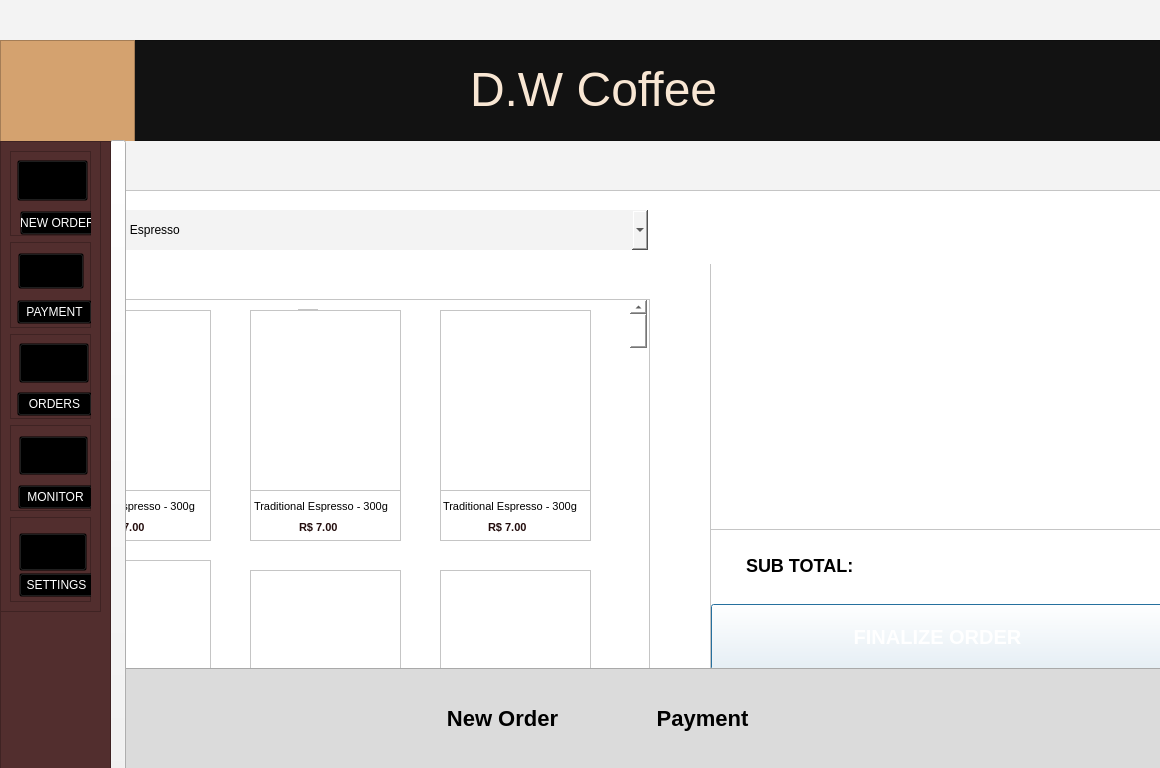
Before: the Qt Designer form pages/order/orderPage.ui in daniwells/DWCoffee-PDV, drawn with Qt 5.
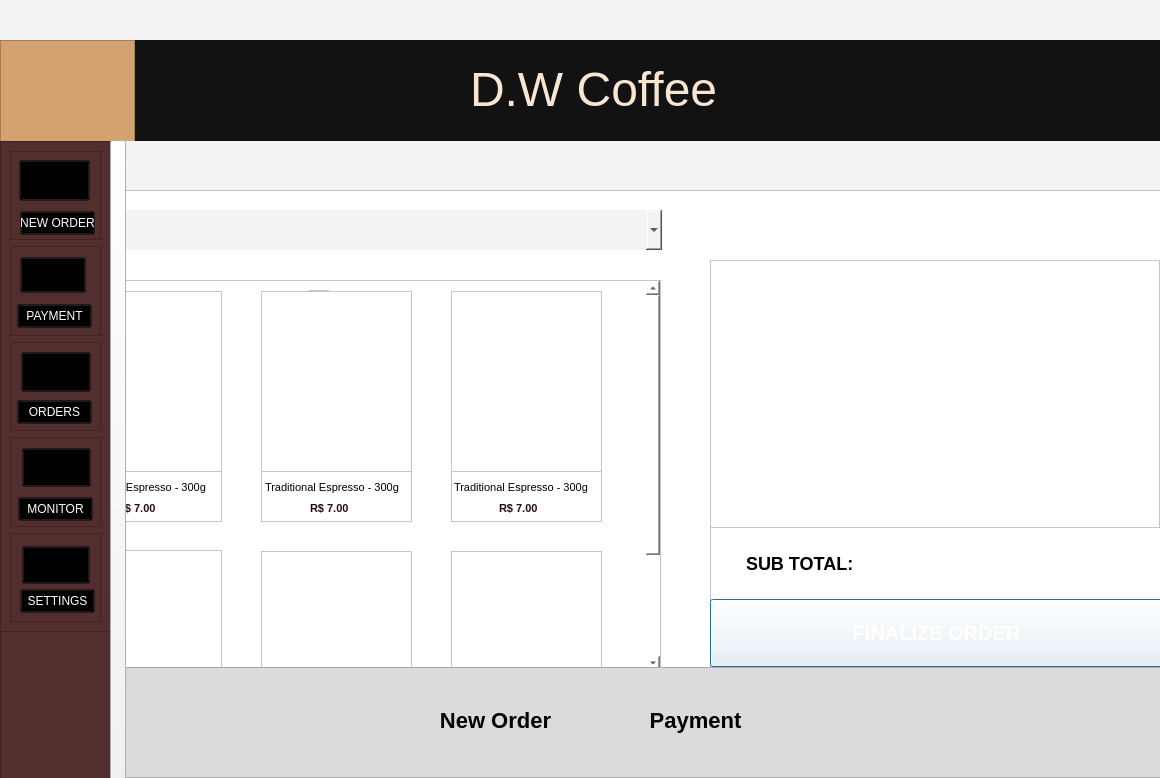
After: the same form once the commit is applied. Icons and pictures are not drawn.

Diff of the .ui file:
```diff
--- a/pages/order/orderPage.ui
+++ b/pages/order/orderPage.ui
@@ -7,7 +7,7 @@
     <x>0</x>
     <y>0</y>
     <width>1160</width>
-    <height>768</height>
+    <height>778</height>
    </rect>
   </property>
   <property name="windowTitle">
@@ -22,7 +22,7 @@
      <x>0</x>
      <y>190</y>
      <width>1161</width>
-     <height>581</height>
+     <height>481</height>
     </rect>
    </property>
    <property name="styleSheet">
@@ -59,9 +59,9 @@
      <property name="geometry">
       <rect>
        <x>0</x>
-       <y>320</y>
+       <y>318</y>
        <width>460</width>
-       <height>150</height>
+       <height>144</height>
       </rect>
      </property>
      <property name="frameShape">
@@ -91,10 +91,10 @@
      <widget class="QPushButton" name="pushButton">
       <property name="geometry">
        <rect>
-        <x>1</x>
-        <y>75</y>
+        <x>0</x>
+        <y>72</y>
         <width>453</width>
-        <height>66</height>
+        <height>68</height>
        </rect>
       </property>
       <property name="cursor">
@@ -137,13 +137,23 @@
       <string>&lt;html&gt;&lt;head/&gt;&lt;body&gt;&lt;p align=&quot;center&quot;&gt;YOUR ORDER&lt;/p&gt;&lt;/body&gt;&lt;/html&gt;</string>
      </property>
     </widget>
+    <widget class="QListWidget" name="listWidget">
+     <property name="geometry">
+      <rect>
+       <x>0</x>
+       <y>51</y>
+       <width>450</width>
+       <height>268</height>
+      </rect>
+     </property>
+    </widget>
    </widget>
    <widget class="QComboBox" name="comboBox">
     <property name="geometry">
      <rect>
       <x>61</x>
       <y>20</y>
-      <width>587</width>
+      <width>601</width>
       <height>40</height>
      </rect>
     </property>
@@ -160,53 +170,54 @@
 
 QComboBox:hover{
 	border: .5px solid rgba(0,0,0,1);
-}</string>
+}
+
+/*QComboBox::down-arrow{
+	image: url(:/imagens/expand_more_FILL0_wght400_GRAD0_opsz24.png);
+	width:30px;
+	height:30px;
+	border-color: transparent;
+}*/</string>
     </property>
-    <item>
-     <property name="text">
-      <string>Traditional Espresso</string>
-     </property>
-    </item>
-    <item>
-     <property name="text">
-      <string>Double Espresso</string>
-     </property>
-    </item>
-    <item>
-     <property name="text">
-      <string>Macchiato</string>
-     </property>
-    </item>
-    <item>
-     <property name="text">
-      <string>Espresso Romano</string>
-     </property>
-    </item>
-    <item>
-     <property name="text">
-      <string>Doppio</string>
-     </property>
-    </item>
-    <item>
-     <property name="text">
-      <string>Ristretto</string>
-     </property>
-    </item>
    </widget>
    <widget class="QScrollArea" name="scrollArea">
     <property name="geometry">
      <rect>
-      <x>39</x>
-      <y>109</y>
+      <x>50</x>
+      <y>90</y>
       <width>611</width>
-      <height>371</height>
+      <height>391</height>
      </rect>
     </property>
+    <property name="minimumSize">
+     <size>
+      <width>0</width>
+      <height>0</height>
+     </size>
+    </property>
     <property name="styleSheet">
-     <string notr="true">border-color: transparent</string>
+     <string notr="true">QScrollBar{
+	border-color: transparent; 
+	border: none;
+	background-color: none;
+	background: none;
+}
+QScrollBar:vertical{ 
+	width: 2px;
+	background-color: black;
+	border-radius: 4px;
+}
+
+QScrollBar::handle:vertical{ 
+	border: none;
+	border-color: transparent;
+}</string>
+    </property>
+    <property name="horizontalScrollBarPolicy">
+     <enum>Qt::ScrollBarAlwaysOff</enum>
     </property>
     <property name="widgetResizable">
-     <bool>true</bool>
+     <bool>false</bool>
     </property>
     <widget class="QWidget" name="scrollAreaWidgetContents">
      <property name="geometry">
@@ -214,22 +225,9 @@
        <x>0</x>
        <y>0</y>
        <width>609</width>
-       <height>369</height>
+       <height>539</height>
       </rect>
      </property>
-     <widget class="QScrollBar" name="verticalScrollBar">
-      <property name="geometry">
-       <rect>
-        <x>590</x>
-        <y>0</y>
-        <width>17</width>
-        <height>401</height>
-       </rect>
-      </property>
-      <property name="orientation">
-       <enum>Qt::Vertical</enum>
-      </property>
-     </widget>
      <widget class="QFrame" name="frame_7">
       <property name="geometry">
        <rect>
@@ -281,7 +279,10 @@
        <cursorShape>PointingHandCursor</cursorShape>
       </property>
       <property name="styleSheet">
-       <string notr="true"/>
+       <string notr="true">QFrame:hover{
+	border: 1px solid #522E2E;
+	padding: 10px;
+}</string>
       </property>
       <property name="frameShape">
        <enum>QFrame::StyledPanel</enum>
@@ -351,6 +352,12 @@
       <property name="cursor">
        <cursorShape>PointingHandCursor</cursorShape>
       </property>
+      <property name="styleSheet">
+       <string notr="true">QFrame:hover{
+	border: 1px solid #522E2E;
+	padding: 10px;
+}</string>
+      </property>
       <property name="frameShape">
        <enum>QFrame::StyledPanel</enum>
       </property>
@@ -420,6 +427,12 @@
       <property name="cursor">
        <cursorShape>PointingHandCursor</cursorShape>
       </property>
+      <property name="styleSheet">
+       <string notr="true">QFrame:hover{
+	border: 1px solid #522E2E;
+	padding: 10px;
+}</string>
+      </property>
       <property name="frameShape">
        <enum>QFrame::StyledPanel</enum>
       </property>
@@ -435,6 +448,12 @@
          <height>181</height>
         </rect>
        </property>
+       <property name="contextMenuPolicy">
+        <enum>Qt::NoContextMenu</enum>
+       </property>
+       <property name="autoFillBackground">
+        <bool>false</bool>
+       </property>
        <property name="styleSheet">
         <string notr="true">image: url(:/imagens/image 4.png);</string>
        </property>
@@ -480,13 +499,16 @@
       <property name="geometry">
        <rect>
         <x>20</x>
-        <y>260</y>
+        <y>269</y>
         <width>151</width>
-        <height>231</height>
+        <height>221</height>
        </rect>
       </property>
       <property name="styleSheet">
-       <string notr="true"/>
+       <string notr="true">QFrame:hover{
+	border: 1px solid #522E2E;
+	padding: 10px;
+}</string>
       </property>
       <property name="frameShape">
        <enum>QFrame::StyledPanel</enum>
@@ -507,7 +529,7 @@
         <cursorShape>PointingHandCursor</cursorShape>
        </property>
        <property name="styleSheet">
-        <string notr="true">image: url(:/imagens/image 1.png);</string>
+        <string notr="true">image: url(:/imagens/Rectangle 69.png);</string>
        </property>
        <property name="frameShape">
         <enum>QFrame::StyledPanel</enum>
@@ -557,7 +579,10 @@
        </rect>
       </property>
       <property name="styleSheet">
-       <string notr="true"/>
+       <string notr="true">QFrame:hover{
+	border: 1px solid #522E2E;
+	padding: 10px;
+}</string>
       </property>
       <property name="frameShape">
        <enum>QFrame::StyledPanel</enum>
@@ -578,7 +603,7 @@
         <cursorShape>PointingHandCursor</cursorShape>
        </property>
        <property name="styleSheet">
-        <string notr="true">image: url(:/imagens/image 1.png);</string>
+        <string notr="true">image: url(:/imagens/image 5.png);</string>
        </property>
        <property name="frameShape">
         <enum>QFrame::StyledPanel</enum>
@@ -628,7 +653,10 @@
        </rect>
       </property>
       <property name="styleSheet">
-       <string notr="true"/>
+       <string notr="true">QFrame:hover{
+	border: 1px solid #522E2E;
+	padding: 10px;
+}</string>
       </property>
       <property name="frameShape">
        <enum>QFrame::StyledPanel</enum>
@@ -649,7 +677,7 @@
         <cursorShape>PointingHandCursor</cursorShape>
        </property>
        <property name="styleSheet">
-        <string notr="true">image: url(:/imagens/image 1.png);</string>
+        <string notr="true">image: url(:/imagens/Rectangle 71.png);</string>
        </property>
        <property name="frameShape">
         <enum>QFrame::StyledPanel</enum>
@@ -689,98 +717,11 @@
        </property>
       </widget>
      </widget>
-     <zorder>frame_7</zorder>
-     <zorder>verticalScrollBar</zorder>
-     <zorder>frame_4</zorder>
-     <zorder>frame_6</zorder>
-     <zorder>frame_8</zorder>
-     <zorder>frame_13</zorder>
-     <zorder>frame_17</zorder>
-     <zorder>frame_19</zorder>
     </widget>
    </widget>
-   <widget class="QFrame" name="frame_21">
-    <property name="geometry">
-     <rect>
-      <x>0</x>
-      <y>478</y>
-      <width>1171</width>
-      <height>104</height>
-     </rect>
-    </property>
-    <property name="styleSheet">
-     <string notr="true">background-color:#DBDBDB;
-border-color: transparent;</string>
-    </property>
-    <property name="frameShape">
-     <enum>QFrame::StyledPanel</enum>
-    </property>
-    <property name="frameShadow">
-     <enum>QFrame::Raised</enum>
-    </property>
-    <widget class="QPushButton" name="pushButton_7">
-     <property name="geometry">
-      <rect>
-       <x>437</x>
-       <y>35</y>
-       <width>131</width>
-       <height>31</height>
-      </rect>
-     </property>
-     <property name="cursor">
-      <cursorShape>PointingHandCursor</cursorShape>
-     </property>
-     <property name="styleSheet">
-      <string notr="true">QPushButton{
-	border: transparent;
-	background-color: transparent;
-	font-size: 22px;
-	font-weight: bold;
-
-}
-
-QPushButton:hover{
-	color: rgba(61, 21, 21, .75);
-}
-</string>
-     </property>
-     <property name="text">
-      <string>New Order</string>
-     </property>
-    </widget>
-    <widget class="QPushButton" name="pushButton_8">
-     <property name="geometry">
-      <rect>
-       <x>637</x>
-       <y>35</y>
-       <width>131</width>
-       <height>31</height>
-      </rect>
-     </property>
-     <property name="cursor">
-      <cursorShape>PointingHandCursor</cursorShape>
-     </property>
-     <property name="styleSheet">
-      <string notr="true">QPushButton{
-	border: transparent;
-	background-color: transparent;
-	font-size: 22px;
-	font-weight: bold;
-}
-
-QPushButton:hover{
-	color: rgba(61, 21, 21, .75);
-}</string>
-     </property>
-     <property name="text">
-      <string>Payment</string>
-     </property>
-    </widget>
-   </widget>
+   <zorder>comboBox</zorder>
    <zorder>scrollArea</zorder>
    <zorder>frame_5</zorder>
-   <zorder>comboBox</zorder>
-   <zorder>frame_21</zorder>
   </widget>
   <widget class="QFrame" name="frame">
    <property name="geometry">
@@ -822,9 +763,9 @@
      <property name="geometry">
       <rect>
        <x>18</x>
-       <y>6</y>
-       <width>98</width>
-       <height>90</height>
+       <y>9</y>
+       <width>96</width>
+       <height>86</height>
       </rect>
      </property>
      <property name="styleSheet">
@@ -858,7 +799,7 @@
      <x>0</x>
      <y>141</y>
      <width>111</width>
-     <height>631</height>
+     <height>641</height>
     </rect>
    </property>
    <property name="styleSheet">
@@ -875,8 +816,8 @@
      <rect>
       <x>0</x>
       <y>0</y>
-      <width>101</width>
-      <height>471</height>
+      <width>111</width>
+      <height>491</height>
      </rect>
     </property>
     <property name="frameShape">
@@ -888,8 +829,14 @@
     <layout class="QVBoxLayout" name="verticalLayout">
      <item>
       <widget class="QFrame" name="frame_31">
+       <property name="cursor">
+        <cursorShape>PointingHandCursor</cursorShape>
+       </property>
        <property name="styleSheet">
-        <string notr="true">color: white;</string>
+        <string notr="true">QFrame:hover{
+	background-color: rgb(136, 85, 78);
+	border-radius: 10px;
+}</string>
        </property>
        <property name="frameShape">
         <enum>QFrame::StyledPanel</enum>
@@ -900,12 +847,15 @@
        <widget class="QPushButton" name="pushButton_27">
         <property name="geometry">
          <rect>
-          <x>7</x>
+          <x>9</x>
           <y>9</y>
           <width>71</width>
           <height>41</height>
          </rect>
         </property>
+        <property name="cursor">
+         <cursorShape>PointingHandCursor</cursorShape>
+        </property>
         <property name="styleSheet">
          <string notr="true">background-color: transparent;
 border-color: transparent;
@@ -976,9 +926,13 @@
           <height>24</height>
          </rect>
         </property>
+        <property name="cursor">
+         <cursorShape>PointingHandCursor</cursorShape>
+        </property>
         <property name="styleSheet">
          <string notr="true">border-color: transparent;
-background-color: transparent;</string>
+background-color: transparent;
+color: white</string>
         </property>
         <property name="text">
          <string>NEW ORDER</string>
@@ -988,8 +942,14 @@
      </item>
      <item>
       <widget class="QFrame" name="frame_24">
+       <property name="cursor">
+        <cursorShape>PointingHandCursor</cursorShape>
+       </property>
        <property name="styleSheet">
-        <string notr="true">color: white;</string>
+        <string notr="true">QFrame:hover{
+	background-color: rgb(136, 85, 78);
+	border-radius: 10px;
+}</string>
        </property>
        <property name="frameShape">
         <enum>QFrame::StyledPanel</enum>
@@ -1000,12 +960,15 @@
        <widget class="QPushButton" name="pushButton_11">
         <property name="geometry">
          <rect>
-          <x>8</x>
+          <x>10</x>
           <y>11</y>
           <width>66</width>
           <height>36</height>
          </rect>
         </property>
+        <property name="cursor">
+         <cursorShape>PointingHandCursor</cursorShape>
+        </property>
         <property name="styleSheet">
          <string notr="true">background-color: transparent;
 border-color: transparent;
@@ -1076,9 +1039,13 @@
           <height>24</height>
          </rect>
         </property>
+        <property name="cursor">
+         <cursorShape>PointingHandCursor</cursorShape>
+        </property>
         <property name="styleSheet">
          <string notr="true">border-color: transparent;
-background-color: transparent;</string>
+background-color: transparent;
+color: white;</string>
         </property>
         <property name="text">
          <string>PAYMENT</string>
@@ -1088,8 +1055,14 @@
      </item>
      <item>
       <widget class="QFrame" name="frame_34">
+       <property name="cursor">
+        <cursorShape>PointingHandCursor</cursorShape>
+       </property>
        <property name="styleSheet">
-        <string notr="true">color: white;</string>
+        <string notr="true">QFrame:hover{
+	background-color: rgb(136, 85, 78);
+	border-radius: 10px;
+}</string>
        </property>
        <property name="frameShape">
         <enum>QFrame::StyledPanel</enum>
@@ -1100,12 +1073,15 @@
        <widget class="QPushButton" name="pushButton_21">
         <property name="geometry">
          <rect>
-          <x>9</x>
-          <y>9</y>
+          <x>11</x>
+          <y>10</y>
           <width>70</width>
           <height>40</height>
          </rect>
         </property>
+        <property name="cursor">
+         <cursorShape>PointingHandCursor</cursorShape>
+        </property>
         <property name="styleSheet">
          <string notr="true">background-color: transparent;
 border-color: transparent;
@@ -1176,9 +1152,13 @@
           <height>24</height>
          </rect>
         </property>
+        <property name="cursor">
+         <cursorShape>PointingHandCursor</cursorShape>
+        </property>
         <property name="styleSheet">
          <string notr="true">border-color: transparent;
-background-color: transparent;</string>
+background-color: transparent;
+color: white;</string>
         </property>
         <property name="text">
          <string>ORDERS</string>
@@ -1188,8 +1168,14 @@
      </item>
      <item>
       <widget class="QFrame" name="frame_36">
+       <property name="cursor">
+        <cursorShape>PointingHandCursor</cursorShape>
+       </property>
        <property name="styleSheet">
-        <string notr="true">color: white;</string>
+        <string notr="true">QFrame:hover{
+	background-color: rgb(136, 85, 78);
+	border-radius: 10px;
+}</string>
        </property>
        <property name="frameShape">
         <enum>QFrame::StyledPanel</enum>
@@ -1200,12 +1186,15 @@
        <widget class="QPushButton" name="pushButton_25">
         <property name="geometry">
          <rect>
-          <x>9</x>
+          <x>12</x>
           <y>11</y>
           <width>69</width>
           <height>39</height>
          </rect>
         </property>
+        <property name="cursor">
+         <cursorShape>PointingHandCursor</cursorShape>
+        </property>
         <property name="styleSheet">
          <string notr="true">background-color: transparent;
 border-color: transparent;
@@ -1276,9 +1265,13 @@
           <height>24</height>
          </rect>
         </property>
+        <property name="cursor">
+         <cursorShape>PointingHandCursor</cursorShape>
+        </property>
         <property name="styleSheet">
          <string notr="true">border-color: transparent;
-background-color: transparent;</string>
+background-color: transparent;
+color: white;</string>
         </property>
         <property name="text">
          <string>MONITOR</string>
@@ -1288,8 +1281,14 @@
      </item>
      <item>
       <widget class="QFrame" name="frame_41">
+       <property name="cursor">
+        <cursorShape>PointingHandCursor</cursorShape>
+       </property>
        <property name="styleSheet">
-        <string notr="true">color: white;</string>
+        <string notr="true">QFrame:hover{
+	background-color: rgb(136, 85, 78);
+	border-radius: 10px;
+}</string>
        </property>
        <property name="frameShape">
         <enum>QFrame::StyledPanel</enum>
@@ -1300,12 +1299,15 @@
        <widget class="QPushButton" name="pushButton_29">
         <property name="geometry">
          <rect>
-          <x>9</x>
-          <y>16</y>
+          <x>12</x>
+          <y>13</y>
           <width>68</width>
           <height>38</height>
          </rect>
         </property>
+        <property name="cursor">
+         <cursorShape>PointingHandCursor</cursorShape>
+        </property>
         <property name="styleSheet">
          <string notr="true">background-color: transparent;
 border-color: transparent;
@@ -1370,15 +1372,19 @@
        <widget class="QPushButton" name="pushButton_15">
         <property name="geometry">
          <rect>
-          <x>9</x>
+          <x>10</x>
           <y>56</y>
           <width>75</width>
           <height>24</height>
          </rect>
         </property>
+        <property name="cursor">
+         <cursorShape>PointingHandCursor</cursorShape>
+        </property>
         <property name="styleSheet">
          <string notr="true">border-color: transparent;
-background-color: transparent;</string>
+background-color: transparent;
+color: white;</string>
         </property>
         <property name="text">
          <string>SETTINGS</string>
@@ -1395,7 +1401,7 @@
      <x>110</x>
      <y>140</y>
      <width>16</width>
-     <height>631</height>
+     <height>641</height>
     </rect>
    </property>
    <property name="cursor">
@@ -1416,10 +1422,90 @@
     <string/>
    </property>
   </widget>
+  <widget class="QFrame" name="frame_21">
+   <property name="geometry">
+    <rect>
+     <x>-10</x>
+     <y>667</y>
+     <width>1171</width>
+     <height>111</height>
+    </rect>
+   </property>
+   <property name="styleSheet">
+    <string notr="true">background-color:#DBDBDB;
+border-color: transparent;
+</string>
+   </property>
+   <property name="frameShape">
+    <enum>QFrame::StyledPanel</enum>
+   </property>
+   <property name="frameShadow">
+    <enum>QFrame::Raised</enum>
+   </property>
+   <widget class="QPushButton" name="pushButton_7">
+    <property name="geometry">
+     <rect>
+      <x>440</x>
+      <y>38</y>
+      <width>131</width>
+      <height>31</height>
+     </rect>
+    </property>
+    <property name="cursor">
+     <cursorShape>PointingHandCursor</cursorShape>
+    </property>
+    <property name="styleSheet">
+     <string notr="true">QPushButton{
+	border: transparent;
+	background-color: transparent;
+	font-size: 22px;
+	font-weight: bold;
+
+}
+
+QPushButton:hover{
+		color: rgb(61, 21, 21);
+}
+</string>
+    </property>
+    <property name="text">
+     <string>New Order</string>
+    </property>
+   </widget>
+   <widget class="QPushButton" name="pushButton_8">
+    <property name="geometry">
+     <rect>
+      <x>640</x>
+      <y>38</y>
+      <width>131</width>
+      <height>31</height>
+     </rect>
+    </property>
+    <property name="cursor">
+     <cursorShape>PointingHandCursor</cursorShape>
+    </property>
+    <property name="styleSheet">
+     <string notr="true">QPushButton{
+	border: transparent;
+	background-color: transparent;
+	font-size: 22px;
+	font-weight: bold;
+}
+
+QPushButton:hover{
+	color: rgb(61, 21, 21);
+}</string>
+    </property>
+    <property name="text">
+     <string>Payment</string>
+    </property>
+   </widget>
+  </widget>
   <zorder>frame_2</zorder>
   <zorder>frame</zorder>
-  <zorder>pushButton_10</zorder>
+  <zorder>frame_21</zorder>
   <zorder>frame_22</zorder>
+  <zorder>pushButton_10</zorder>
  </widget>
  <resources>
   <include location="../../images/imagens.qrc"/>
```
Left out of the diff: 1 changed line with no effect on the pictures.
